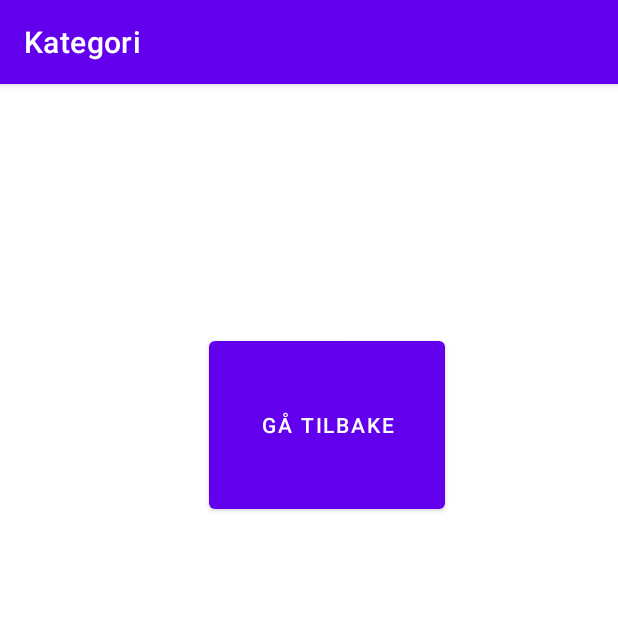
After one commit to ChromeFiber/reworkkategorifragment, an Android app: the NesteFragment screen opened through its navigation route, on a phone screen of 412 x 824 dp, the top half of it. The commit adds this screen. Run offline under Robolectric (Android 15) with nearby library versions, the phone set to English and light mode, and no system bars; our stand-ins replace data binding; Roboto replaces fonts that are not available here.

Commit message:
2nd commit

```diff
--- a/app/src/main/java/com/example/reworkkategorifragment/KategoriFragment.kt
+++ b/app/src/main/java/com/example/reworkkategorifragment/KategoriFragment.kt
@@ -1,6 +1,6 @@
 package com.example.reworkkategorifragment
 
-import android.content.Intent
+import android.content.Context
 import android.os.Bundle
 import androidx.fragment.app.Fragment
 import android.view.LayoutInflater
@@ -8,44 +8,42 @@ import android.view.View
 import android.view.ViewGroup
 import android.widget.ImageButton
 import androidx.databinding.DataBindingUtil
-import androidx.lifecycle.ViewModelProvider
 import androidx.navigation.findNavController
-import androidx.navigation.fragment.findNavController
 import androidx.recyclerview.widget.GridLayoutManager
 import androidx.recyclerview.widget.LinearLayoutManager
 import androidx.recyclerview.widget.RecyclerView
+import com.example.reworkkategorifragment.databinding.FragmentKategoriBinding
 
 
-class KategoriFragment : Fragment() {
 
-    private val viewModel: KategoriModel by lazy {
-        ViewModelProvider(this).get(KategoriModel::class.java)
-    }
+class KategoriFragment() : Fragment() {
+
+
     override fun onCreateView(
         inflater: LayoutInflater, container: ViewGroup?,
         savedInstanceState: Bundle?
     ): View {
         // Inflate the layout for this fragment
+        //return inflater.inflate(R.layout.fragment_kategori, container, false)
+        /* val view = inflater.inflate(R.layout.fragment_kategori, container, false)
 
-        //return inflater.inflate(R.layout.fragment_kategori, container, false)
-        val view = inflater.inflate(R.layout.fragment_kategori, container, false)
-        val recyclerView: RecyclerView = view.findViewById(R.id.kategori_recycler_view)
-        val data = ArrayList<KategoriModel>()
-        data.add(KategoriModel(R.drawable.img, "Flagg"))
-        data.add(KategoriModel(R.drawable.img, "Flagg"))
-        data.add(KategoriModel(R.drawable.img, "Flagg"))
-        val listAdapter = ListAdapter(data)
+
+
+         return view*/
+        val binding = DataBindingUtil.inflate<FragmentKategoriBinding>(
+            inflater,
+            R.layout.fragment_kategori,
+            container,
+            false
+        )
+
+        val recyclerView: RecyclerView = binding.kategoriRecyclerView
+        val listAdapter = ListAdapter()
         recyclerView.adapter = listAdapter
-        val layoutManager = GridLayoutManager(activity,2)
+        val layoutManager = GridLayoutManager(activity, 2)
         recyclerView.layoutManager = layoutManager
 
-        val btn = view.findViewById<ImageButton>(R.id.imageButton)
-        btn.setOnClickListener { view: View ->
-            view.findNavController().navigate(R.id.action_kategoriFragment_to_hjelpeFragment)
-        }
-        return recyclerView
-
+        setHasOptionsMenu(true)
+        return binding.root
     }
-
-
 }
--- a/app/src/main/java/com/example/reworkkategorifragment/ListAdapter.kt
+++ b/app/src/main/java/com/example/reworkkategorifragment/ListAdapter.kt
@@ -5,10 +5,10 @@ import android.view.View
 import android.view.ViewGroup
 import android.widget.ImageButton
 import android.widget.TextView
-import androidx.appcompat.app.AppCompatActivity
+import androidx.navigation.findNavController
 import androidx.recyclerview.widget.RecyclerView
 
-class ListAdapter(private val katList:List<KategoriModel>): RecyclerView.Adapter<ListAdapter.ViewHolder>() {
+class ListAdapter : RecyclerView.Adapter<ListAdapter.ViewHolder>() {
 
 
     override fun onCreateViewHolder(parent: ViewGroup, viewType: Int): ViewHolder {
@@ -18,24 +18,23 @@ class ListAdapter(private val katList:List<KategoriModel>): RecyclerView.Adapter
     }
 
     override fun onBindViewHolder(holder: ViewHolder, position: Int) {
-        val itemsViewModel = katList[position]
-        holder.imageButton.setImageResource(itemsViewModel.katImg)
-        holder.textView.text = itemsViewModel.katnavn
+        holder.bind(position)
     }
 
     override fun getItemCount(): Int {
-        return katList.size
+        return KategoriData.kategoribilde.size
     }
 
+    inner class ViewHolder(view: View) : RecyclerView.ViewHolder(view) {
+        private val katnavn: TextView = view.findViewById(R.id.textView)
+        private val katbilde: ImageButton = view.findViewById(R.id.imageButton)
+        fun bind(position: Int) {
+            katnavn.text = KategoriData.kategorinavn[position]
+            katbilde.setImageResource(KategoriData.kategoribilde[position])
 
-
-    inner class ViewHolder(itemView: View): RecyclerView.ViewHolder(itemView), View.OnClickListener {
-        val imageButton : ImageButton = itemView.findViewById(R.id.imageButton)
-        val textView : TextView = itemView.findViewById(R.id.textView)
-
-        override fun onClick(view: View?) {
-
+            katbilde.setOnClickListener{
+                it.findNavController().navigate(R.id.action_kategoriFragment_to_nesteFragment)
+            }
         }
-
     }
 }
--- /dev/null
+++ b/app/src/main/java/com/example/reworkkategorifragment/NesteFragment.kt
@@ -0,0 +1,27 @@
+package com.example.reworkkategorifragment
+
+import android.os.Bundle
+import androidx.fragment.app.Fragment
+import android.view.LayoutInflater
+import android.view.View
+import android.view.ViewGroup
+import androidx.databinding.DataBindingUtil
+import androidx.navigation.findNavController
+import com.example.reworkkategorifragment.databinding.FragmentNesteBinding
+
+
+class NesteFragment : Fragment() {
+
+
+    override fun onCreateView(
+        inflater: LayoutInflater, container: ViewGroup?,
+        savedInstanceState: Bundle?
+    ): View {
+        // Inflate the layout for this fragment
+        val binding = DataBindingUtil.inflate<FragmentNesteBinding>(inflater, R.layout.fragment_neste, container,false)
+        binding.tilbakeKnapp.setOnClickListener {view: View->
+            view.findNavController().navigate(R.id.action_nesteFragment_to_kategoriFragment)
+        }
+       return binding.root
+    }
+}
--- a/app/src/main/res/layout/activity_main.xml
+++ b/app/src/main/res/layout/activity_main.xml
@@ -1,18 +1,22 @@
 <?xml version="1.0" encoding="utf-8"?>
-<androidx.constraintlayout.widget.ConstraintLayout xmlns:android="http://schemas.android.com/apk/res/android"
+<layout xmlns:android="http://schemas.android.com/apk/res/android"
     xmlns:app="http://schemas.android.com/apk/res-auto"
     xmlns:tools="http://schemas.android.com/tools"
-    android:layout_width="match_parent"
-    android:layout_height="match_parent"
     tools:context=".MainActivity">
 
-    <TextView
-        android:layout_width="wrap_content"
-        android:layout_height="wrap_content"
-        android:text="Hello World!"
-        app:layout_constraintBottom_toBottomOf="parent"
-        app:layout_constraintLeft_toLeftOf="parent"
-        app:layout_constraintRight_toRightOf="parent"
-        app:layout_constraintTop_toTopOf="parent" />
+    <LinearLayout
+        android:id="@+id/am_ll"
+        android:layout_width="match_parent"
+        android:layout_height="match_parent">
 
-</androidx.constraintlayout.widget.ConstraintLayout>
+        <androidx.fragment.app.FragmentContainerView
+            android:id="@+id/myNavHostFragment"
+            android:name="androidx.navigation.fragment.NavHostFragment"
+            android:layout_width="match_parent"
+            android:layout_height="match_parent"
+            app:defaultNavHost="true"
+            app:navGraph="@navigation/navigation" />
+
+    </LinearLayout>
+
+</layout>
--- /dev/null
+++ b/app/src/main/res/layout/fragment_neste.xml
@@ -0,0 +1,26 @@
+<?xml version="1.0" encoding="utf-8"?>
+<layout xmlns:android="http://schemas.android.com/apk/res/android"
+    xmlns:app="http://schemas.android.com/apk/res-auto"
+    xmlns:tools="http://schemas.android.com/tools"
+    tools:context=".NesteFragment">
+
+    <androidx.constraintlayout.widget.ConstraintLayout
+        android:layout_width="match_parent"
+        android:layout_height="match_parent"
+        android:id="@+id/tilbake_constraint">
+
+        <Button
+            android:layout_width="157dp"
+            android:layout_height="124dp"
+            android:id="@+id/tilbake_knapp"
+            android:text="gå tilbake"
+            app:layout_constraintBottom_toBottomOf="parent"
+            app:layout_constraintEnd_toEndOf="parent"
+            app:layout_constraintHorizontal_bias="0.547"
+            app:layout_constraintStart_toStartOf="parent"
+            app:layout_constraintTop_toTopOf="parent"
+            app:layout_constraintVertical_bias="0.257" />
+    </androidx.constraintlayout.widget.ConstraintLayout>
+
+
+</layout>
--- a/app/src/main/res/navigation/navigation.xml
+++ b/app/src/main/res/navigation/navigation.xml
@@ -11,12 +11,16 @@
         android:label="fragment_kategori"
         tools:layout="@layout/fragment_kategori" >
         <action
-            android:id="@+id/action_kategoriFragment_to_hjelpeFragment"
-            app:destination="@id/hjelpeFragment" />
+            android:id="@+id/action_kategoriFragment_to_nesteFragment"
+            app:destination="@id/nesteFragment" />
     </fragment>
     <fragment
-        android:id="@+id/hjelpeFragment"
-        android:name="com.example.reworkkategorifragment.HjelpeFragment"
-        android:label="fragment_hjelp"
-        tools:layout="@layout/fragment_hjelp" />
+        android:id="@+id/nesteFragment"
+        android:name="com.example.reworkkategorifragment.NesteFragment"
+        android:label="fragment_neste"
+        tools:layout="@layout/fragment_neste" >
+        <action
+            android:id="@+id/action_nesteFragment_to_kategoriFragment"
+            app:destination="@id/kategoriFragment" />
+    </fragment>
 </navigation>
--- a/app/src/main/res/values/strings.xml
+++ b/app/src/main/res/values/strings.xml
@@ -1,5 +1,5 @@
 <resources>
-    <string name="app_name">reworkkategorifragment</string>
+    <string name="app_name">Kategori</string>
     <!-- TODO: Remove or change this placeholder text -->
     <string name="hello_blank_fragment">Hello blank fragment</string>
     <string name="kategorinavn">kategorinavn</string>
```
Also changed, not shown: app/src/main/java/com/example/reworkkategorifragment/KategoriData.kt (added, +21 -0 lines), app/src/main/java/com/example/reworkkategorifragment/MainActivity.kt (+2 -13 lines), app/src/main/res/layout/fragment_hjelp.xml (deleted, +0 -15 lines), app/src/main/res/layout/fragment_kategori.xml (+14 -9 lines), app/src/main/res/layout/list_item.xml (+14 -10 lines), app/src/main/res/drawable/danmark.png (added), app/src/main/res/drawable/ic_launcher_foreground.xml (renamed from app/src/main/res/drawable-v24/ic_launcher_foreground.xml), app/src/main/res/drawable/mat.png (added), app/src/main/res/drawable/norge.png (added), app/src/main/res/drawable/sverige.png (added), 1 other file.
